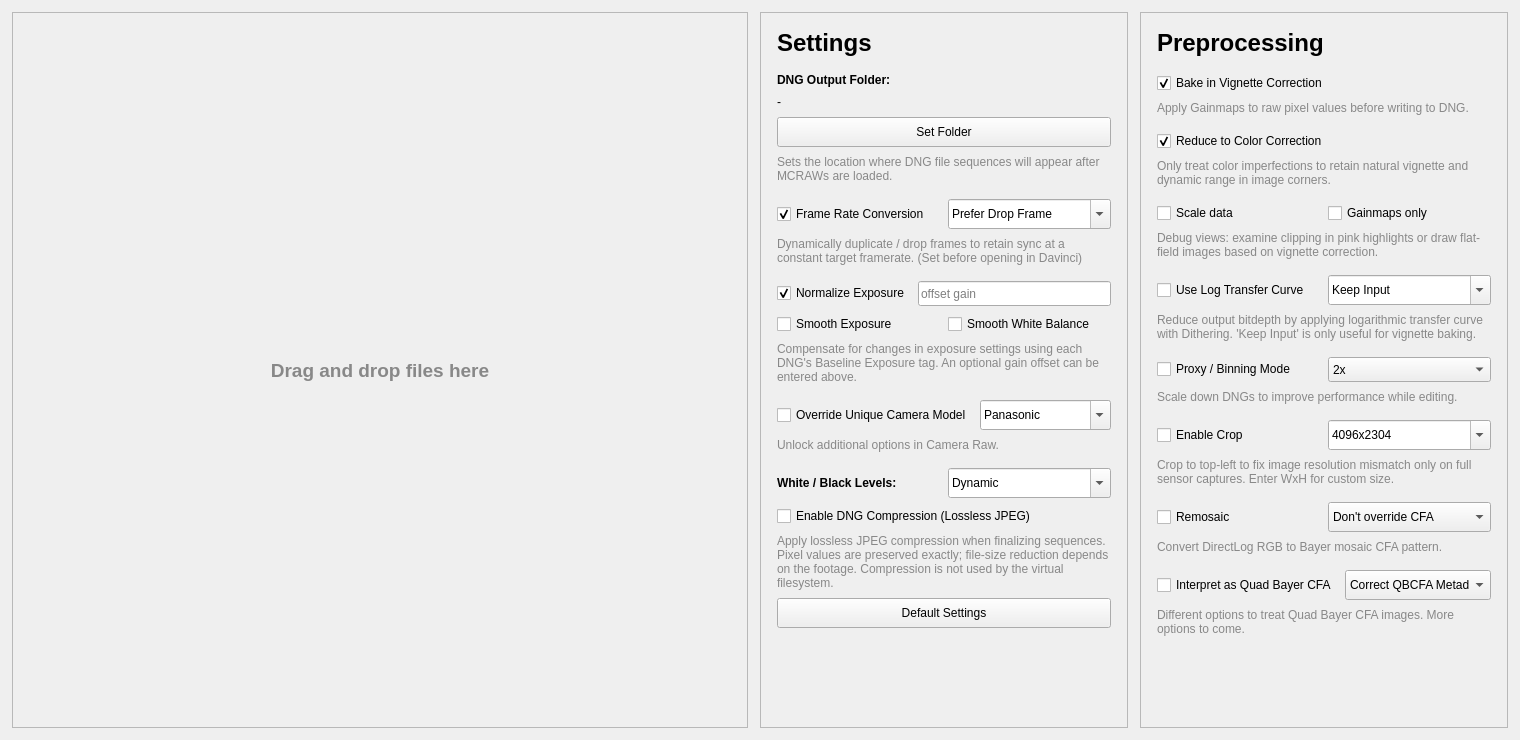
This is ui/mainwindow.ui in LeonardSander/motioncam-fs as Qt 5 draws it before an edit. The edited form follows.
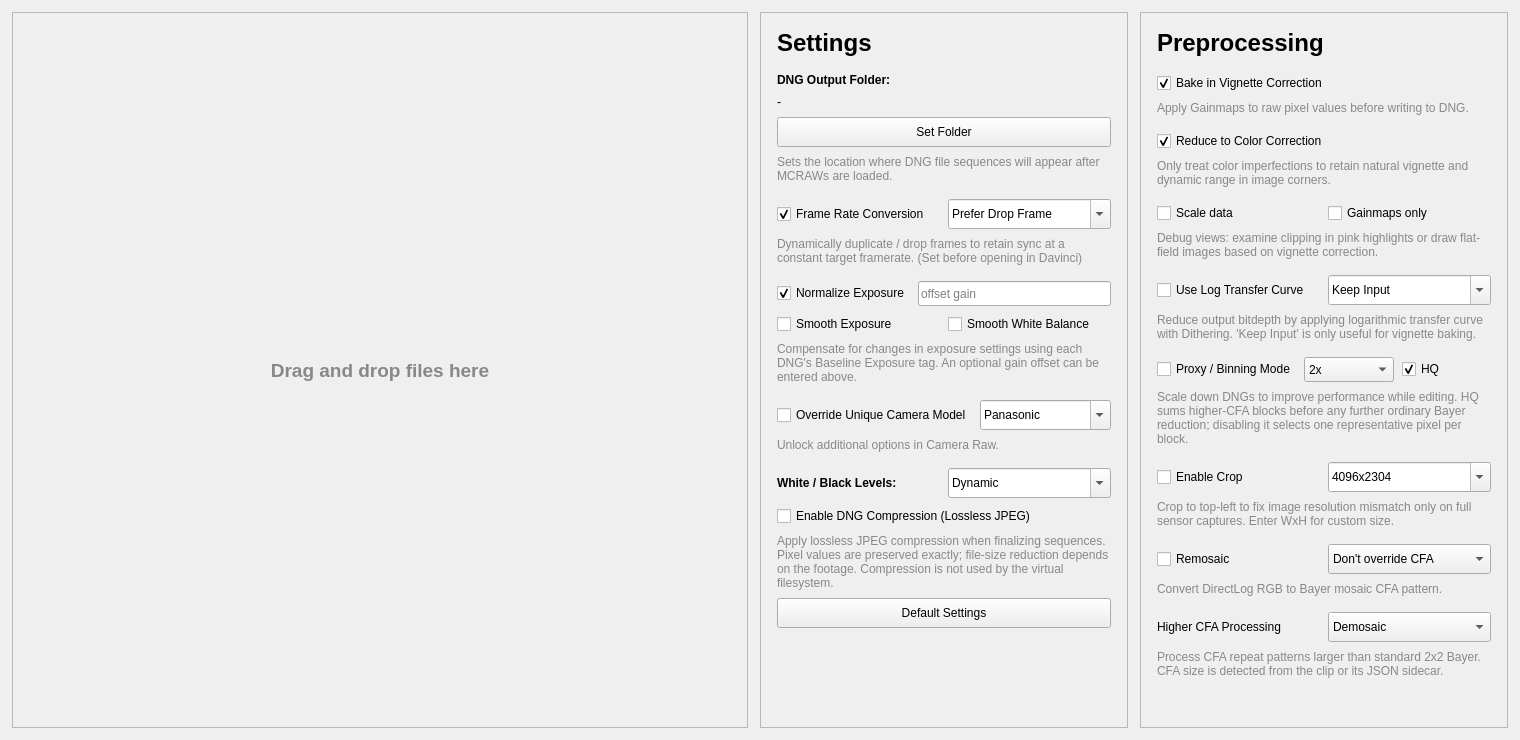
This is the edited form.

Commit message: feat: qb demosaic

The edit to the form file:
```diff
--- a/ui/mainwindow.ui
+++ b/ui/mainwindow.ui
@@ -862,12 +862,25 @@
              </item>
             </widget>
            </item>
+           <item>
+            <widget class="QCheckBox" name="higherCfaHqCheckBox">
+             <property name="toolTip">
+              <string>Sum every pixel while reducing higher CFA blocks to 2x2 Bayer. When disabled, select the upper-left central pixel instead.</string>
+             </property>
+             <property name="text">
+              <string>HQ</string>
+             </property>
+             <property name="checked">
+              <bool>true</bool>
+             </property>
+            </widget>
+           </item>
           </layout>
          </item>
          <item>
           <widget class="QLabel" name="draftModeLabel">
            <property name="text">
-            <string>&lt;html&gt;&lt;head/&gt;&lt;body&gt;&lt;p&gt;&lt;span style=&quot; font-size:9pt; color:#888888;&quot;&gt;Scale down DNGs to improve performance while editing.&lt;/span&gt;&lt;/p&gt;&lt;/body&gt;&lt;/html&gt;</string>
+            <string>&lt;html&gt;&lt;head/&gt;&lt;body&gt;&lt;p&gt;&lt;span style=&quot; font-size:9pt; color:#888888;&quot;&gt;Scale down DNGs to improve performance while editing. HQ sums higher-CFA blocks before any further ordinary Bayer reduction; disabling it selects one representative pixel per block.&lt;/span&gt;&lt;/p&gt;&lt;/body&gt;&lt;/html&gt;</string>
            </property>
            <property name="wordWrap">
             <bool>true</bool>
@@ -1032,9 +1045,9 @@
             <number>8</number>
            </property>
            <item>
-            <widget class="QCheckBox" name="quadBayerCheckBox">
+            <widget class="QLabel" name="quadBayerCheckBox">
              <property name="text">
-              <string>Interpret as Quad Bayer CFA</string>
+              <string>Higher CFA Processing</string>
              </property>
             </widget>
            </item>
@@ -1046,19 +1059,19 @@
                <height>30</height>
               </size>
              </property>
-             <!-- <item>
+             <item>
               <property name="text">
-               <string>Remosaic</string>
+               <string>Demosaic</string>
               </property>
-             </item> -->
-             <!-- <item>
+             </item>
+             <item>
               <property name="text">
                <string>Demosaic only</string>
               </property>
              </item> -->
              <item>
               <property name="text">
-               <string>Correct QBCFA Metadata</string>
+               <string>Keep CFA</string>
               </property>
              </item>
              <item>
@@ -1083,7 +1096,7 @@
          <item>
           <widget class="QLabel" name="remosaicLabel">
            <property name="text">
-            <string>&lt;html&gt;&lt;head/&gt;&lt;body&gt;&lt;p&gt;&lt;span style=&quot; font-size:9pt; color:#888888;&quot;&gt;Different options to treat Quad Bayer CFA images. More options to come.&lt;/span&gt;&lt;/p&gt;&lt;/body&gt;&lt;/html&gt;</string>
+            <string>&lt;html&gt;&lt;head/&gt;&lt;body&gt;&lt;p&gt;&lt;span style=&quot; font-size:9pt; color:#888888;&quot;&gt;Process CFA repeat patterns larger than standard 2x2 Bayer. CFA size is detected from the clip or its JSON sidecar.&lt;/span&gt;&lt;/p&gt;&lt;/body&gt;&lt;/html&gt;</string>
            </property>
            <property name="wordWrap">
             <bool>true</bool>
```
Left out of the diff: 6 changed lines with no effect on the pictures. The commit also changes 17 other files.
